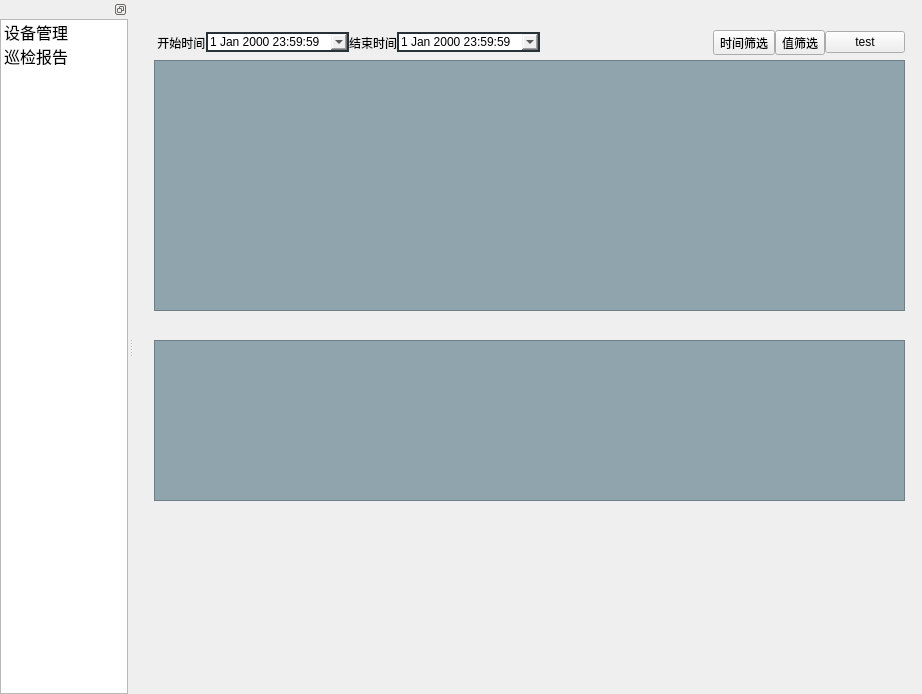
Before: the Qt Designer form ShunDe/ui/MasterWindow.ui in imtangsheng/QtClient, drawn with Qt 5.
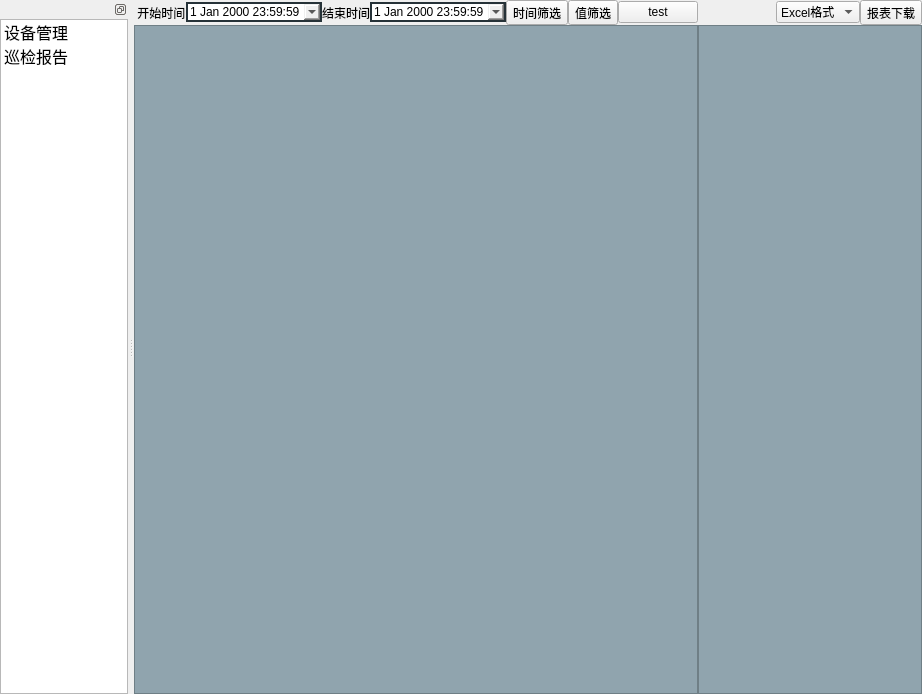
After: the same form once the commit is applied. Icons and pictures are not drawn.

Commit message: 新增报表下载功能，使用python脚本，需要openpyxl库安装

The edit to the form file:
```diff
--- a/ShunDe/ui/MasterWindow.ui
+++ b/ShunDe/ui/MasterWindow.ui
@@ -157,25 +157,28 @@
        </layout>
       </widget>
       <widget class="QWidget" name="page_inspection_data">
-       <widget class="QTableView" name="tableView_inspection_data">
-        <property name="geometry">
-         <rect>
-          <x>20</x>
-          <y>60</y>
-          <width>751</width>
-          <height>251</height>
-         </rect>
+       <layout class="QHBoxLayout" name="horizontalLayout_2" stretch="8,6">
+        <property name="spacing">
+         <number>0</number>
         </property>
-       </widget>
-       <widget class="QWidget" name="layoutWidget">
-        <property name="geometry">
-         <rect>
-          <x>20</x>
-          <y>30</y>
-          <width>751</width>
-          <height>25</height>
-         </rect>
+        <property name="leftMargin">
+         <number>0</number>
         </property>
+        <property name="topMargin">
+         <number>0</number>
+        </property>
+        <property name="rightMargin">
+         <number>0</number>
+        </property>
+        <property name="bottomMargin">
+         <number>0</number>
+        </property>
+        <item>
+         <layout class="QVBoxLayout" name="verticalLayout_3">
+          <property name="spacing">
+           <number>0</number>
+          </property>
+          <item>
         <layout class="QHBoxLayout" name="horizontalLayout_16">
          <property name="spacing">
           <number>0</number>
@@ -373,17 +376,64 @@
           </widget>
          </item>
         </layout>
-       </widget>
-       <widget class="QTableView" name="tableView_inspectionCheckpoints">
-        <property name="geometry">
-         <rect>
-          <x>20</x>
-          <y>340</y>
-          <width>751</width>
-          <height>161</height>
-         </rect>
-        </property>
-       </widget>
+          </item>
+          <item>
+           <widget class="QTableView" name="tableView_inspection_data"/>
+          </item>
+         </layout>
+        </item>
+        <item>
+         <layout class="QVBoxLayout" name="verticalLayout_4">
+          <property name="spacing">
+           <number>0</number>
+          </property>
+          <property name="topMargin">
+           <number>0</number>
+          </property>
+          <item>
+           <layout class="QHBoxLayout" name="horizontalLayout_3">
+            <item>
+             <spacer name="horizontalSpacer">
+              <property name="orientation">
+               <enum>Qt::Horizontal</enum>
+              </property>
+              <property name="sizeHint" stdset="0">
+               <size>
+                <width>40</width>
+                <height>20</height>
+               </size>
+              </property>
+             </spacer>
+            </item>
+            <item>
+             <widget class="QComboBox" name="comboBox_export_file_style">
+              <item>
+               <property name="text">
+                <string>Excel格式</string>
+               </property>
+              </item>
+              <item>
+               <property name="text">
+                <string>CSV格式</string>
+               </property>
+              </item>
+             </widget>
+            </item>
+            <item>
+             <widget class="QToolButton" name="toolButton__inspectionPoints_export_file_download">
+              <property name="text">
+               <string>报表下载</string>
+              </property>
+             </widget>
+            </item>
+           </layout>
+          </item>
+          <item>
+           <widget class="QTableView" name="tableView_inspectionCheckpoints"/>
+          </item>
+         </layout>
+        </item>
+       </layout>
       </widget>
      </widget>
     </item>
```
Left out of the diff: 1 changed line with no effect on the pictures. Lines whose indentation alone changed are shown as unchanged. The commit also changes 3 other files.
